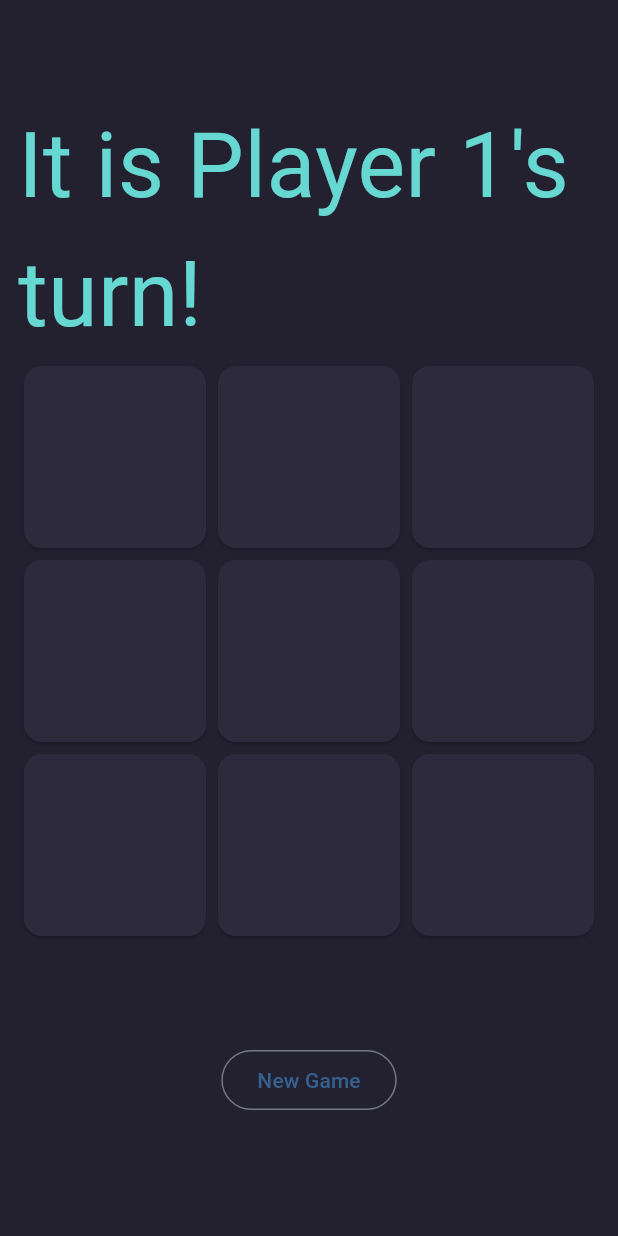
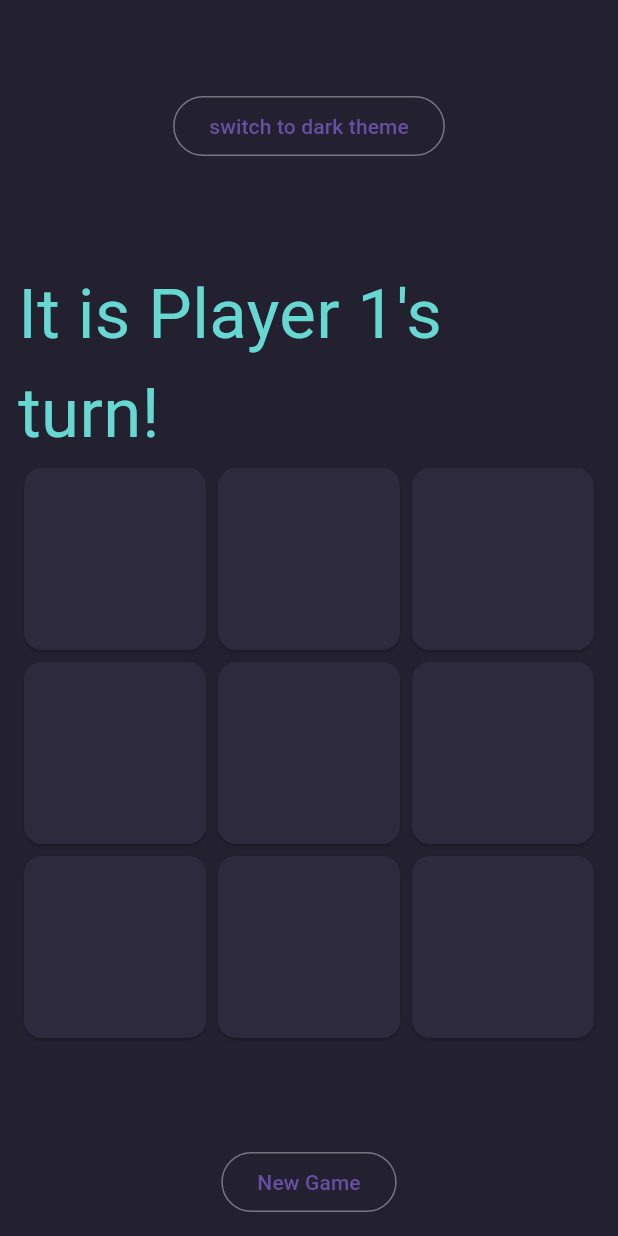
Before and after one commit to Lunsworth38/TicTacToe, a Flutter app: the screen it shows after launch, on a phone screen of 412 x 824 dp. Run offline on Flutter 3.47's test engine with Material 3 defaults, Android fonts, the phone set to English and light mode, and no system bars.

Commit message:
Add themes

```diff
--- /dev/null
+++ b/lib/components/app_theme.dart
@@ -0,0 +1,49 @@
+import 'package:flutter/material.dart';
+import 'package:flutter/scheduler.dart';
+
+@immutable
+class MyColors extends ThemeExtension<MyColors> {
+  const MyColors({
+    required this.defaultTextColor,
+    required this.playerOneColor,
+    required this.playerTwoColor,
+    required this.bgColor,
+    required this.tileColor,
+  });
+
+  final Color? defaultTextColor;
+  final Color? playerOneColor;
+  final Color? playerTwoColor;
+  final Color? bgColor;
+  final Color? tileColor;
+
+  @override
+  MyColors copyWith(
+      {Color? defaultTextColor,
+      Color? playerOneColor,
+      Color? playerTwoColor,
+      Color? bgColor,
+      Color? tileColor}) {
+    return MyColors(
+      defaultTextColor: defaultTextColor ?? defaultTextColor,
+      playerOneColor: playerOneColor ?? playerOneColor,
+      playerTwoColor: playerTwoColor ?? playerTwoColor,
+      bgColor: bgColor ?? bgColor,
+      tileColor: tileColor ?? tileColor,
+    );
+  }
+
+  @override
+  MyColors lerp(ThemeExtension<MyColors>? other, double t) {
+    if (other is! MyColors) {
+      return this;
+    }
+    return MyColors(
+      defaultTextColor: Color.lerp(defaultTextColor, other.defaultTextColor, t),
+      playerOneColor: Color.lerp(playerOneColor, other.playerOneColor, t),
+      playerTwoColor: Color.lerp(playerTwoColor, other.playerTwoColor, t),
+      bgColor: Color.lerp(bgColor, other.bgColor, t),
+      tileColor: Color.lerp(tileColor, other.tileColor, t),
+    );
+  }
+}
--- a/lib/components/game_tile.dart
+++ b/lib/components/game_tile.dart
@@ -1,4 +1,5 @@
 import 'package:flutter/material.dart';
+import 'package:tic_tac_toe/components/app_theme.dart';
 
 class GameTile extends StatelessWidget {
   final int? value;
@@ -12,31 +13,33 @@ class GameTile extends StatelessWidget {
     super.key,
   });
 
-  showSymbol() {
+  showSymbol(Color? playerOneColor, Color? playerTwoColor) {
     if (value == null) {
       return const Text(
         "",
       );
     }
     if (value == 1) {
-      return const Text("O",
+      return Text("O",
           style: TextStyle(
-              fontFamily: 'calibri', fontSize: 100, color: Color(0xFF66D7D1)));
+              fontFamily: 'calibri', fontSize: 100, color: playerOneColor));
     }
     if (value == 2) {
-      return const Text("X",
+      return Text("X",
           style: TextStyle(
-              fontFamily: 'calibri', fontSize: 100, color: Color(0xFFFC7753)));
+              fontFamily: 'calibri', fontSize: 100, color: playerTwoColor));
     }
   }
 
   @override
   Widget build(BuildContext context) {
+    final MyColors? theme = Theme.of(context).extension<MyColors>();
     return GestureDetector(
         onTap: disabled ? null : onTap,
         child: Card(
-          color: const Color(0xFF2c2a3c),
-          child: Center(child: showSymbol()),
+          color: theme?.tileColor,
+          child: Center(
+              child: showSymbol(theme?.playerOneColor, theme?.playerTwoColor)),
         ));
   }
 }
--- a/lib/main.dart
+++ b/lib/main.dart
@@ -1,31 +1,44 @@
 import 'dart:math';
 
 import 'package:flutter/material.dart';
+import 'package:tic_tac_toe/components/app_theme.dart';
 import 'package:tic_tac_toe/components/game_tile.dart';
+import 'package:tic_tac_toe/theme/theme.dart';
 
 void main() {
   runApp(const MyApp());
 }
 
-class MyApp extends StatelessWidget {
+class MyApp extends StatefulWidget {
   const MyApp({super.key});
+
+  @override
+  State<MyApp> createState() => _MyAppState();
+}
+
+class _MyAppState extends State<MyApp> {
+  bool isLightTheme = true;
+
+  void toggleTheme() {
+    setState(() => isLightTheme = !isLightTheme);
+  }
 
   // This widget is the root of your application.
   @override
   Widget build(BuildContext context) {
     return MaterialApp(
-      title: 'Flutter Demo',
-      theme: ThemeData(
-        colorScheme: ColorScheme.fromSeed(seedColor: Colors.blue),
-        useMaterial3: true,
-      ),
-      home: const MyHomePage(),
+      title: 'TIC TAC TOE',
+      theme: isLightTheme ? lightTheme : darkTheme,
+      home: MyHomePage(toggleTheme: toggleTheme, isLightTheme: isLightTheme),
     );
   }
 }
 
 class MyHomePage extends StatefulWidget {
-  const MyHomePage({super.key});
+  final Function toggleTheme;
+  final bool isLightTheme;
+  const MyHomePage(
+      {super.key, required this.toggleTheme, required this.isLightTheme});
 
   @override
   State<MyHomePage> createState() => _MyHomePageState();
@@ -71,7 +84,6 @@ class _MyHomePageState extends State<MyHomePage> {
         (r) =>
             r.every((e) => tilesState[e] != null) &&
             r.every((e) {
-              print("first ${r.first}");
               return tilesState[e] == tilesState[r.first];
             }),
         orElse: () => []);
@@ -98,16 +110,6 @@ class _MyHomePageState extends State<MyHomePage> {
     });
   }
 
-  Color? playerColor(int? playerNumber) {
-    if (playerNumber == 1) {
-      return const Color(0xFF66D7D1);
-    }
-    if (playerNumber == 2) {
-      return const Color(0xFFFC7753);
-    }
-    return null;
-  }
-
   int randomiseStartPlayer() {
     return Random().nextInt(2) + 1;
   }
@@ -127,32 +129,45 @@ class _MyHomePageState extends State<MyHomePage> {
 
   @override
   Widget build(BuildContext context) {
+    final MyColors? theme = Theme.of(context).extension<MyColors>();
+    Color? playerColor(int? playerNumber) {
+      if (playerNumber == 1) {
+        return theme?.playerOneColor;
+      }
+      if (playerNumber == 2) {
+        return theme?.playerTwoColor;
+      }
+      return null;
+    }
+
     checkScore();
-    print(currentPlayerTurn);
-    print(tilesState);
-    print(winningRow);
 
     return Scaffold(
-        backgroundColor: const Color(0xFF232130),
+        backgroundColor: theme?.bgColor,
         body: Padding(
-            padding: const EdgeInsets.symmetric(horizontal: 12),
+            padding: const EdgeInsets.fromLTRB(12, 60, 12, 0),
             child: Column(children: [
+              OutlinedButton(
+                  onPressed: () => widget.toggleTheme(),
+                  child: Text(
+                      "switch to ${widget.isLightTheme ? "dark theme" : "lightTheme"}")),
               const SizedBox(height: 68),
               if (winningRow.isNotEmpty)
-                Text("Player ${tilesState[winningRow.first]} wins",
+                Text("Player ${tilesState[winningRow.first]} wins!",
                     style: TextStyle(
-                        fontSize: 80,
+                        fontSize: 46,
                         color: playerColor(tilesState[winningRow.first]))),
               if (!tilesState.contains(null) && winningRow.isEmpty) ...[
-                const Text(
+                Text(
                   "Its a draw",
-                  style: TextStyle(fontSize: 60, color: Color(0xFFf2efea)),
+                  style:
+                      TextStyle(fontSize: 60, color: theme?.defaultTextColor),
                 ),
               ] else if (winningRow.isEmpty)
                 Text(
                   "It is Player $currentPlayerTurn's turn!",
                   style: TextStyle(
-                      fontSize: 60, color: playerColor(currentPlayerTurn)),
+                      fontSize: 46, color: playerColor(currentPlayerTurn)),
                 ),
               Center(
                 child: GridView.builder(
--- /dev/null
+++ b/lib/theme/theme.dart
@@ -0,0 +1,24 @@
+import 'package:flutter/material.dart';
+import 'package:tic_tac_toe/components/app_theme.dart';
+
+ThemeData lightTheme = ThemeData.light().copyWith(
+  extensions: <ThemeExtension<dynamic>>[
+    const MyColors(
+        defaultTextColor: Color(0xFFf2efea),
+        playerOneColor: Color(0xFF66D7D1),
+        playerTwoColor: Color(0xFFFC7753),
+        bgColor: Color(0xFF232130),
+        tileColor: Color(0xFF2c2a3c)),
+  ],
+);
+
+ThemeData darkTheme = ThemeData.dark().copyWith(
+  extensions: <ThemeExtension<dynamic>>[
+    const MyColors(
+        defaultTextColor: Color(0xFFf2efea),
+        playerOneColor: Color(0xFF66D7D1),
+        playerTwoColor: Color(0xFFFC7753),
+        bgColor: Color.fromARGB(255, 238, 235, 255),
+        tileColor: Color.fromARGB(255, 136, 127, 206)),
+  ],
+);
--- a/pubspec.yaml
+++ b/pubspec.yaml
@@ -35,6 +35,8 @@ dependencies:
   # The following adds the Cupertino Icons font to your application.
   # Use with the CupertinoIcons class for iOS style icons.
   cupertino_icons: ^1.0.6
+  google_fonts: ^6.2.1
+  provider: ^6.1.2
 
 dev_dependencies:
   flutter_test:
```
Also changed, not shown: pubspec.lock.
